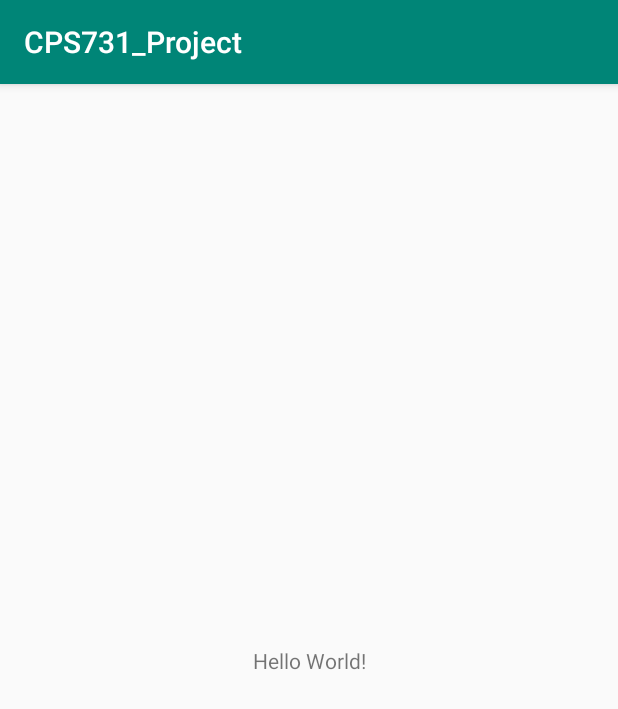
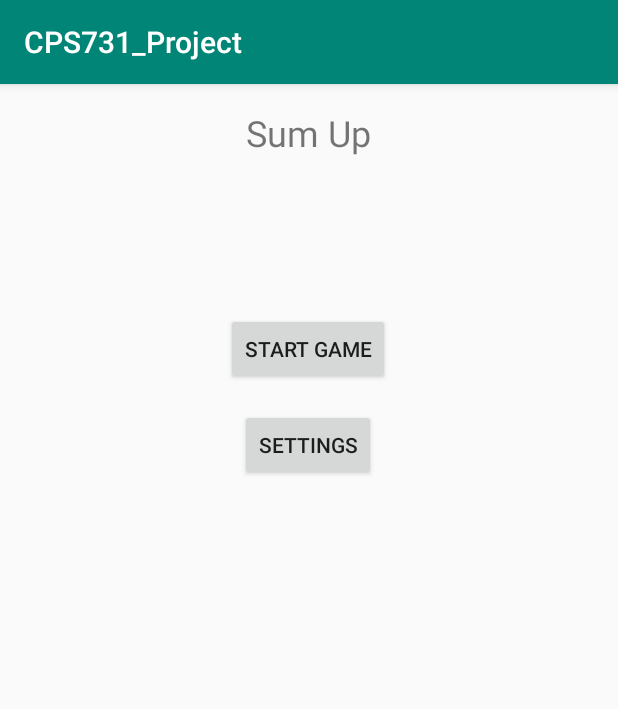
Before and after one commit to Tsz-Fung-Ryan/Andoird_Mobile_Sum_Up, an Android app: the screen it shows after launch (MainActivity), on a phone screen of 412 x 824 dp. Shown: the top 709 px of the screen. Run offline under Robolectric (Android 15) with nearby library versions, the phone set to English and light mode, and no system bars.

```diff
--- a/app/src/main/res/layout/activity_main.xml
+++ b/app/src/main/res/layout/activity_main.xml
@@ -7,12 +7,38 @@
     tools:context=".MainActivity">
 
     <TextView
+        android:id="@+id/title"
         android:layout_width="wrap_content"
         android:layout_height="wrap_content"
-        android:text="Hello World!"
-        app:layout_constraintBottom_toBottomOf="parent"
-        app:layout_constraintLeft_toLeftOf="parent"
-        app:layout_constraintRight_toRightOf="parent"
+        android:layout_marginTop="16dp"
+        android:text="@string/title"
+        android:textSize="24sp"
+        app:layout_constraintEnd_toEndOf="parent"
+        app:layout_constraintHorizontal_bias="0.498"
+        app:layout_constraintStart_toStartOf="parent"
         app:layout_constraintTop_toTopOf="parent" />
 
+    <Button
+        android:id="@+id/startGame"
+        android:layout_width="wrap_content"
+        android:layout_height="wrap_content"
+        android:layout_marginTop="104dp"
+        android:onClick="startGameButton"
+        android:text="@string/start_game"
+        app:layout_constraintEnd_toEndOf="parent"
+        app:layout_constraintHorizontal_bias="0.498"
+        app:layout_constraintStart_toStartOf="parent"
+        app:layout_constraintTop_toBottomOf="@+id/title" />
+
+    <Button
+        android:id="@+id/settings"
+        android:layout_width="wrap_content"
+        android:layout_height="wrap_content"
+        android:layout_marginTop="16dp"
+        android:onClick="settingsButton"
+        android:text="@string/settings"
+        app:layout_constraintEnd_toEndOf="parent"
+        app:layout_constraintHorizontal_bias="0.498"
+        app:layout_constraintStart_toStartOf="parent"
+        app:layout_constraintTop_toBottomOf="@+id/startGame" />
 </androidx.constraintlayout.widget.ConstraintLayout>
--- a/app/src/main/res/values/strings.xml
+++ b/app/src/main/res/values/strings.xml
@@ -1,3 +1,11 @@
 <resources>
     <string name="app_name">CPS731_Project</string>
+    <string name="num_1">Num 1</string>
+    <string name="check_ans">Check Answer</string>
+
+    <string name="title">Sum Up</string>
+    <string name="start_game">Start Game</string>
+    <string name="settings">Settings</string>
+
+    <string name="submit_answer">Submit Answer</string>
 </resources>
--- a/build.gradle
+++ b/build.gradle
@@ -7,7 +7,7 @@ buildscript {
 
     }
     dependencies {
-        classpath 'com.android.tools.build:gradle:3.5.1'
+        classpath 'com.android.tools.build:gradle:3.5.2'
 
         // NOTE: Do not place your application dependencies here; they belong
         // in the individual module build.gradle files
```
Also changed, not shown: app/src/main/AndroidManifest.xml (+8 -0 lines), app/src/main/java/com/example/cps731_project/GameActivity.java (added, +14 -0 lines), app/src/main/java/com/example/cps731_project/MainActivity.java (+13 -0 lines), app/src/main/java/com/example/cps731_project/SettingsActivity.java (added, +14 -0 lines), app/src/main/res/layout/activity_game.xml (added, +28 -0 lines), app/src/main/res/layout/activity_settings.xml (added, +18 -0 lines).
